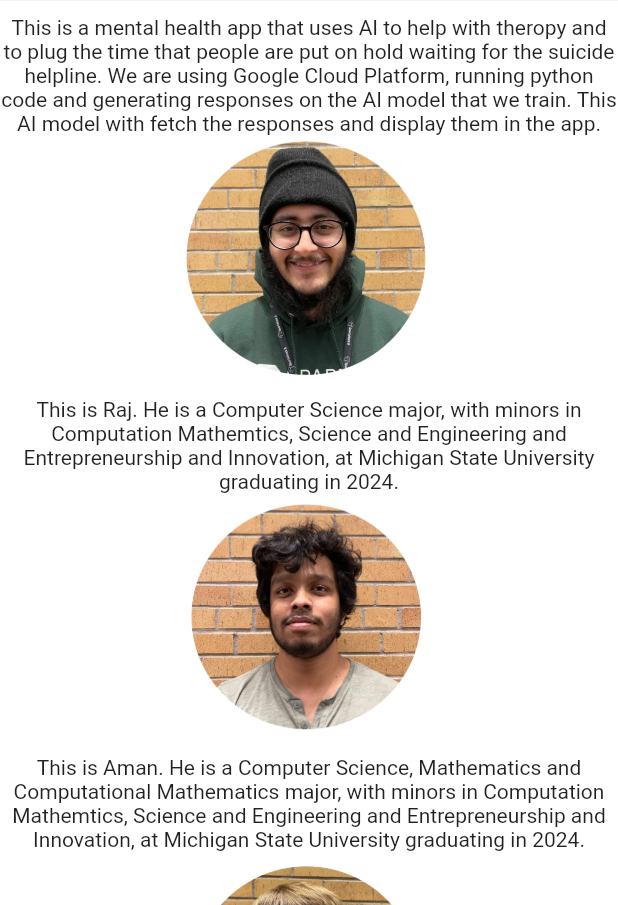
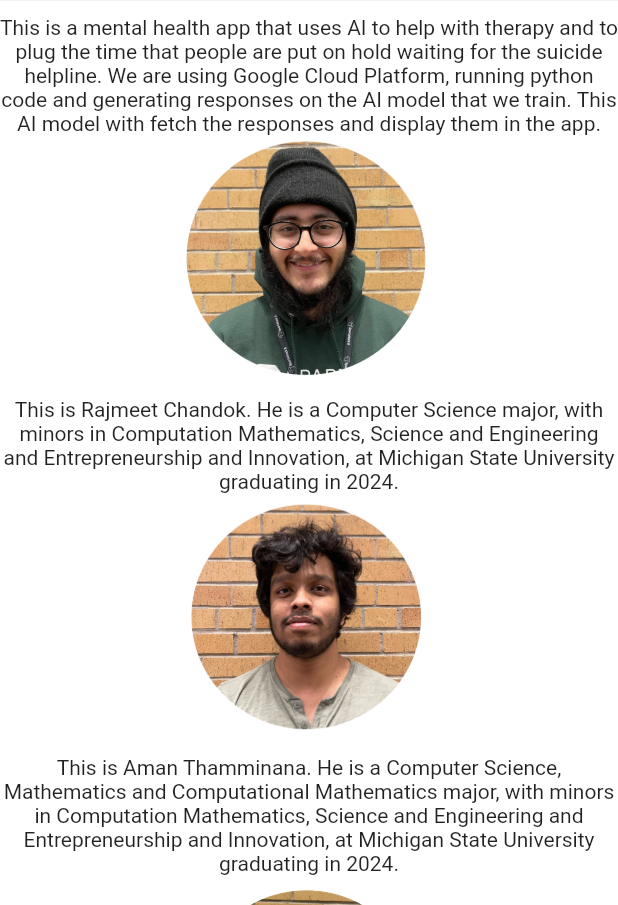
Before and after one commit to Rajmeet/BestFriend, a Flutter app: the About screen opened directly, on a phone screen of 412 x 824 dp, the part 331-1236 px from its top. Run offline on Flutter 3.47's test engine with Material 2 defaults, Android fonts, the phone set to English and light mode, and no system bars; our stand-ins replace flutter_rating_bar.

Commit message:
spelling errors

```diff
--- a/lib/about.dart
+++ b/lib/about.dart
@@ -9,11 +9,11 @@ class About extends StatefulWidget {
 
 class _AboutState extends State<About> {
   final List<String> paragraphs = [
-    'This is a mental health app that uses AI to help with theropy and to plug the time that people are put on hold waiting for the suicide helpline. We are using Google Cloud Platform, running python code and generating responses on the AI model that we train. This AI model with fetch the responses and display them in the app.',
-    'This is Raj. He is a Computer Science major, with minors in Computation Mathemtics, Science and Engineering and Entrepreneurship and Innovation, at Michigan State University graduating in 2024.',
-    'This is Aman. He is a Computer Science, Mathematics and Computational Mathematics major, with minors in Computation Mathemtics, Science and Engineering and Entrepreneurship and Innovation, at Michigan State University graduating in 2024.',
-    'This is Kollin. He is a Computer Science and Mathematics major, with a minor in Computation Mathemtics, Science and Engineering, at Michigan State University graduating in 2025.',
-    'This is David. He is a Computer Science major with a minor in Mathematics, at Michigan State University graduating in 2024.',
+    'This is a mental health app that uses AI to help with therapy and to plug the time that people are put on hold waiting for the suicide helpline. We are using Google Cloud Platform, running python code and generating responses on the AI model that we train. This AI model with fetch the responses and display them in the app.',
+    'This is Rajmeet Chandok. He is a Computer Science major, with minors in Computation Mathematics, Science and Engineering and Entrepreneurship and Innovation, at Michigan State University graduating in 2024.',
+    'This is Aman Thamminana. He is a Computer Science, Mathematics and Computational Mathematics major, with minors in Computation Mathematics, Science and Engineering and Entrepreneurship and Innovation, at Michigan State University graduating in 2024.',
+    'This is Kollin Bartz. He is a Computer Science and Mathematics major, with a minor in Computation Mathematics, Science and Engineering, at Michigan State University graduating in 2025.',
+    'This is David Rackerby. He is a Computer Science major with a minor in Mathematics, at Michigan State University graduating in 2024.',
   ];
   final List<String> images = [
     'assets/logoTran.png',
--- a/lib/resource_screen.dart
+++ b/lib/resource_screen.dart
@@ -25,7 +25,7 @@ class _ResourceScreenState extends State<ResourceScreen> {
           },
         ),
         backgroundColor: const Color.fromARGB(255, 172, 98, 209),
-        title: const Text("Theropists"),
+        title: const Text("Therapists"),
         actions: <Widget>[
           PopupMenuButton<int>(
             onSelected: (value) {
```
